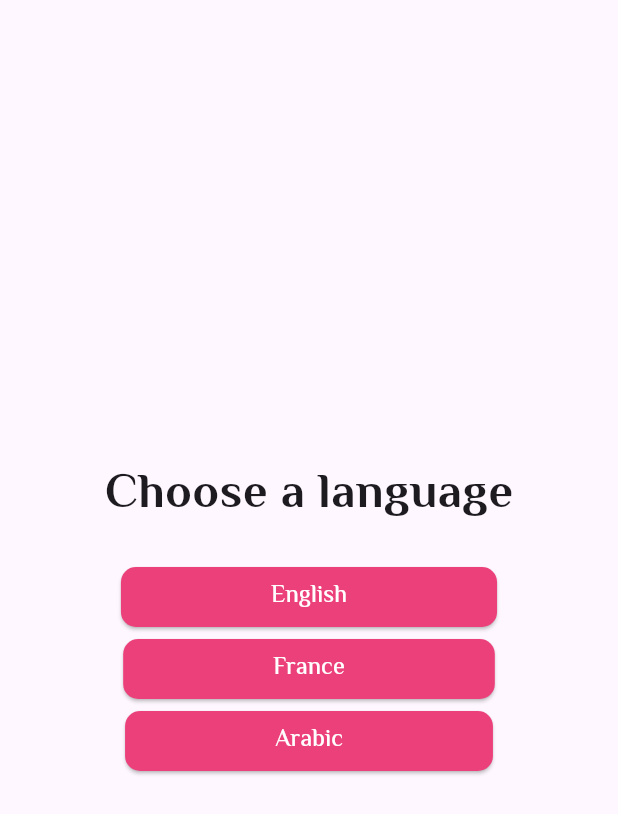
After one commit to SA3D05/Ecommerce-App, a Flutter app: the screen it shows after launch, on a phone screen of 412 x 824 dp. The commit adds this screen. Shown: the top 814 px of the screen. Run offline on Flutter 3.47's test engine with Material 3 defaults, Android fonts, the phone set to English and light mode, and no system bars; our stand-ins replace get, shared_preferences.

Commit message:
add localization support and change language feature; update routes and onboarding flow

```diff
--- a/lib/controller/on_boarding_controller.dart
+++ b/lib/controller/on_boarding_controller.dart
@@ -9,6 +9,7 @@ abstract class OnBoardingController extends GetxController {
 }
 
 class OnBoardingControllerImpl extends OnBoardingController {
+  int currentIndex = 0;
   late PageController pageController;
 
   bool get isLastPage => currentIndex == onBoardingList.length - 1;
@@ -16,14 +17,13 @@ class OnBoardingControllerImpl extends OnBoardingController {
   @override
   onPageChanged(int index) {
     currentIndex = index;
-
     update();
   }
 
-  int currentIndex = 0;
   @override
   void onInit() {
     pageController = PageController();
+
     super.onInit();
   }
 
--- a/lib/core/constant/routes.dart
+++ b/lib/core/constant/routes.dart
@@ -1,3 +1,4 @@
 class AppRoute {
   static const String login = "/login";
+  static const String onBoarding = "/onboarding";
 }
--- /dev/null
+++ b/lib/core/localization/change_local.dart
@@ -0,0 +1,31 @@
+import 'package:ecommerceapp/core/services/services.dart';
+import 'package:flutter/cupertino.dart';
+import 'package:get/get.dart';
+
+class LocaleController extends GetxController {
+  Locale? language;
+
+  AppServices appServices = Get.find();
+
+  changeLang(String langCode) {
+    Locale locale = Locale(langCode);
+    appServices.sharedPreferences.setString("lang", langCode);
+    Get.updateLocale(locale);
+  }
+
+  @override
+  void onInit() {
+    String? sharedPrefLang = appServices.sharedPreferences.getString("lang");
+
+    if (sharedPrefLang == "en") {
+      language = const Locale("en");
+    } else if (sharedPrefLang == "ar") {
+      language = const Locale("ar");
+    } else if (sharedPrefLang == "fr") {
+      language = const Locale("fr");
+    } else {
+      language = Locale(Get.deviceLocale!.languageCode);
+    }
+    super.onInit();
+  }
+}
--- /dev/null
+++ b/lib/core/localization/translation.dart
@@ -0,0 +1,25 @@
+import 'package:get/get.dart';
+
+class AppTranslation extends Translations {
+  @override
+  Map<String, Map<String, String>> get keys => {
+        "en": {
+          "english": "English",
+          "france": "France",
+          "arabic": "Arabic",
+          "choose_a_language": "Choose a language",
+        },
+        "fr": {
+          "english": "Anglais",
+          "france": "Français",
+          "arabic": "Arabe",
+          "choose_a_language": "Choisissez une langue",
+        },
+        "ar": {
+          "english": "الانجليزية",
+          "france": "الفرنسية",
+          "arabic": "العربية",
+          "choose_a_language": "اختر لغة",
+        },
+      };
+}
--- a/lib/main.dart
+++ b/lib/main.dart
@@ -1,7 +1,10 @@
 import 'package:ecommerceapp/core/constant/font.dart';
+import 'package:ecommerceapp/core/localization/change_local.dart';
+import 'package:ecommerceapp/core/localization/translation.dart';
 import 'package:ecommerceapp/core/services/services.dart';
 import 'package:ecommerceapp/routes.dart';
-import 'package:ecommerceapp/view/screen/on_boarding.dart';
+import 'package:ecommerceapp/view/screen/change_language.dart';
+// import 'package:ecommerceapp/view/screen/on_boarding.dart';
 import 'package:flutter/material.dart';
 import 'package:flutter/services.dart';
 import 'package:get/get.dart';
@@ -19,7 +22,10 @@ class MyApp extends StatelessWidget {
 
   @override
   Widget build(BuildContext context) {
+    LocaleController controller = Get.put(LocaleController());
     return GetMaterialApp(
+      locale: controller.language,
+      translations: AppTranslation(),
       routes: routes,
       debugShowCheckedModeBanner: false,
       title: 'Flutter Demo',
@@ -38,8 +44,10 @@ class MyApp extends StatelessWidget {
               fontWeight:
                   AppFont.medium, // يمكنك تجربة FontWeight.w400 أو w700 وهكذا
               fontSize: 16,
-              ))),
-      home: OnBoarding(),
+              color: Colors.white),
+        ),
+      ),
+      home: ChangeLanguage(),
     );
   }
 }
--- a/lib/routes.dart
+++ b/lib/routes.dart
@@ -1,7 +1,9 @@
 import 'package:ecommerceapp/view/screen/auth/login.dart';
+import 'package:ecommerceapp/view/screen/on_boarding.dart';
 import 'package:flutter/material.dart';
 import 'package:ecommerceapp/core/constant/routes.dart';
 
 Map<String, Widget Function(BuildContext)> routes = {
-  AppRoute.login: (context) => const Login(),
+  AppRoute.login: (context) => Login(),
+  AppRoute.onBoarding: (context) => OnBoarding(),
 };
--- /dev/null
+++ b/lib/view/screen/change_language.dart
@@ -0,0 +1,50 @@
+import 'package:ecommerceapp/core/constant/routes.dart';
+import 'package:ecommerceapp/core/localization/change_local.dart';
+import 'package:ecommerceapp/view/widget/change_language/button.dart';
+import 'package:flutter/material.dart';
+import 'package:get/get.dart';
+
+class ChangeLanguage extends GetView<LocaleController> {
+  const ChangeLanguage({super.key});
+
+  @override
+  Widget build(BuildContext context) {
+    return Scaffold(
+        body: Center(
+      child: Column(
+        mainAxisAlignment: MainAxisAlignment.center,
+        crossAxisAlignment: CrossAxisAlignment.center,
+        children: [
+          Text(
+            'choose_a_language'.tr,
+            style: Theme.of(context).textTheme.bodyLarge,
+          ),
+          SizedBox(
+            height: 20,
+          ),
+          CustomButtonChangeLanguage(
+            textButton: 'english'.tr,
+            onPressed: () {
+              controller.changeLang("en");
+              Get.toNamed(AppRoute.onBoarding);
+            },
+          ),
+          CustomButtonChangeLanguage(
+            textButton: 'france'.tr,
+            onPressed: () {
+              controller.changeLang("fr");
+              Get.toNamed(AppRoute.onBoarding);
+            },
+          ),
+          CustomButtonChangeLanguage(
+            textButton: 'arabic'.tr,
+            onPressed: () {
+              controller.changeLang("ar");
+              Get.toNamed(AppRoute.onBoarding);
+            },
+          ),
+        ],
+      ),
+    ));
+  }
+}
--- /dev/null
+++ b/lib/view/widget/change_language/button.dart
@@ -0,0 +1,34 @@
+import 'package:ecommerceapp/core/constant/font.dart';
+import 'package:flutter/material.dart';
+
+class CustomButtonChangeLanguage extends StatelessWidget {
+  final void Function()? onPressed;
+  final String textButton;
+  const CustomButtonChangeLanguage(
+      {super.key, this.onPressed, required this.textButton});
+
+  @override
+  Widget build(BuildContext context) {
+    return ElevatedButton(
+        style: ButtonStyle(
+          backgroundColor: WidgetStatePropertyAll(Colors.pink.shade400),
+          shape: WidgetStatePropertyAll(
+            RoundedRectangleBorder(borderRadius: BorderRadius.circular(10)),
+          ),
+          padding: WidgetStatePropertyAll(
+            EdgeInsets.symmetric(horizontal: 100),
+          ),
+        ),
+        onPressed: onPressed,
+        child: Text(
+          textButton,
+          style: TextStyle(
+              height: 1.2,
+              fontFamily: 'ElMessiri',
+              fontWeight:
+                  AppFont.medium, // يمكنك تجربة FontWeight.w400 أو w700 وهكذا
+              fontSize: 16,
+              color: Colors.white),
+        ));
+  }
+}
```
Also changed, not shown: 1 other file. Lines whose indentation alone changed are shown as unchanged.
